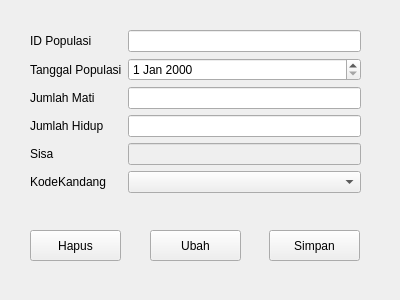
Above: formpopulasi.ui from adiyatzzz/siram before the change. Below: the same form after it.
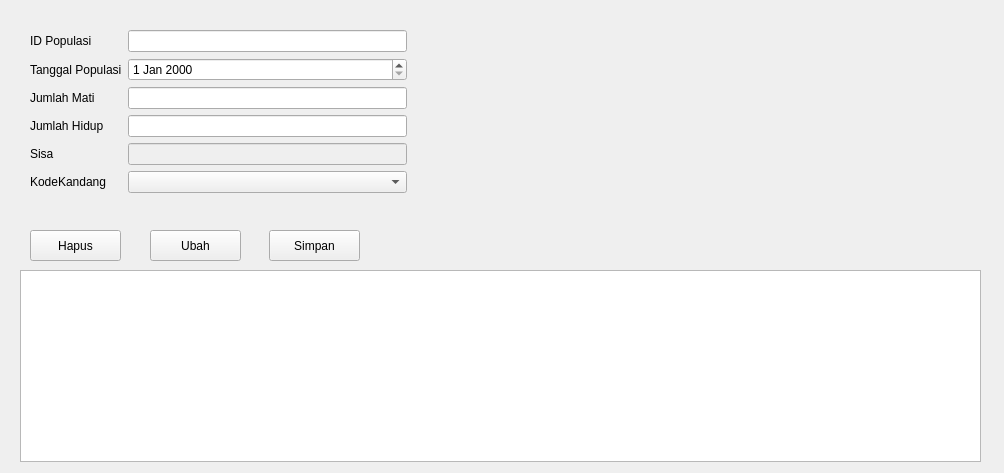
That is the form after the change.

Commit message: Add table view

The edit to the form file:
```diff
--- a/formpopulasi.ui
+++ b/formpopulasi.ui
@@ -6,8 +6,8 @@
    <rect>
     <x>0</x>
     <y>0</y>
-    <width>400</width>
-    <height>300</height>
+    <width>1004</width>
+    <height>473</height>
    </rect>
   </property>
   <property name="windowTitle">
@@ -18,8 +18,8 @@
     <rect>
      <x>30</x>
      <y>30</y>
-     <width>331</width>
-     <height>191</height>
+     <width>377</width>
+     <height>346</height>
     </rect>
    </property>
    <layout class="QFormLayout" name="formLayout">
@@ -128,6 +128,16 @@
     <string>Hapus</string>
    </property>
   </widget>
+  <widget class="QTableView" name="tablePopulasi">
+   <property name="geometry">
+    <rect>
+     <x>20</x>
+     <y>270</y>
+     <width>961</width>
+     <height>192</height>
+    </rect>
+   </property>
+  </widget>
  </widget>
  <resources/>
  <connections/>
```
The commit also changes 14 other files.
